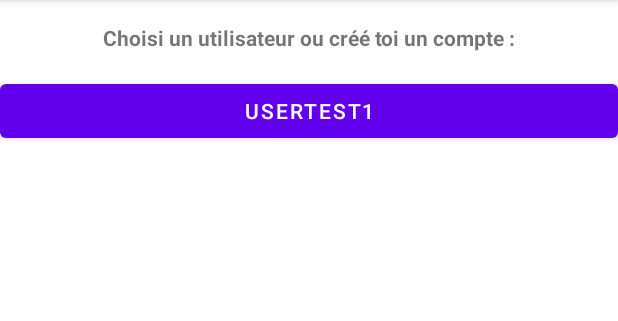
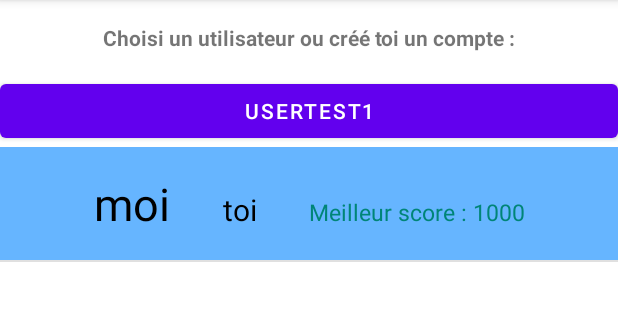
Before and after one commit to Powerock38/SchoolTips, an Android app: the screen it shows after launch (MainActivity), on a phone screen of 412 x 824 dp, the part 84-405 px from its top. Run offline under Robolectric (Android 15) with nearby library versions, the phone set to English and light mode, and no system bars; our stand-ins replace Room's generated code.

Commit message:
La BDD c'est ok : setup

```diff
--- a/app/src/main/java/com/example/schooltips/AppDatabase.java
+++ b/app/src/main/java/com/example/schooltips/AppDatabase.java
@@ -6,6 +6,6 @@ import androidx.room.RoomDatabase;
 @Database(entities = {User.class}, version = 1, exportSchema = false)
 public abstract class AppDatabase extends RoomDatabase {
 
-    public abstract UserDao taskDao();
+    public abstract UserDao userDao();
 
 }
--- a/app/src/main/java/com/example/schooltips/DatabaseUser.java
+++ b/app/src/main/java/com/example/schooltips/DatabaseUser.java
@@ -2,6 +2,7 @@ package com.example.schooltips;
 
 
 import android.content.Context;
+import android.util.Log;
 
 import androidx.annotation.NonNull;
 import androidx.room.Room;
@@ -22,12 +23,12 @@ public class DatabaseUser {
 
         // Créer l'objet représentant la base de données de votre application
         // à l'aide du "Room database builder"
-        // MyToDos est le nom de la base de données
-        appDatabase = Room.databaseBuilder(context, AppDatabase.class, "MyToDos").build();
+        // MyUsers est le nom de la base de données
+        //appDatabase = Room.databaseBuilder(context, AppDatabase.class, "MyUsers").build();
 
         ////////// REMPLIR LA BD à la première création à l'aide de l'objet roomDatabaseCallback
         // Ajout de la méthode addCallback permettant de populate (remplir) la base de données à sa création
-        //appDatabase = Room.databaseBuilder(context, AppDatabase.class, "MyToDos").addCallback(roomDatabaseCallback).build();
+        appDatabase = Room.databaseBuilder(context, AppDatabase.class, "MyUsers").addCallback(roomDatabaseCallback).build();
     }
 
     // Méthode statique
@@ -53,7 +54,7 @@ public class DatabaseUser {
             super.onCreate(db);
 
             //init de la bdd
-            db.execSQL("INSERT INTO user (nom, prenom) VALUES(\"moi\", \"toi\");");
+            db.execSQL("INSERT INTO user (nom, prenom, highscore) VALUES(\"moi\", \"toi\", 1000);");
 
         }
     };
--- a/app/src/main/java/com/example/schooltips/MainActivity.java
+++ b/app/src/main/java/com/example/schooltips/MainActivity.java
@@ -3,16 +3,19 @@ package com.example.schooltips;
 import androidx.appcompat.app.AppCompatActivity;
 
 import android.content.Intent;
+import android.os.AsyncTask;
 import android.os.Bundle;
 import android.view.View;
 import android.widget.Button;
 import android.widget.ListView;
 
+import java.util.ArrayList;
 import java.util.List;
 
 public class MainActivity extends AppCompatActivity {
     // Database
     private DatabaseUser userDataBase;
+    private UsersAdapter adapter;
 
     //Views
     private ListView userView;
@@ -21,17 +24,20 @@ public class MainActivity extends AppCompatActivity {
     protected void onCreate(Bundle savedInstanceState) {
         super.onCreate(savedInstanceState);
         setContentView(R.layout.activity_main);
+
+        userView = findViewById(R.id.list_users);
+
+        // Lier l'adapter au listView
+        adapter = new UsersAdapter(this, new ArrayList<User>());
+        userView.setAdapter(adapter);
+
         /*
-         * appel à la bdd bose problème ..
-         * c'est en cours (23/03/21)
+         * la bdd bose problème ..
+         * c'est en cours (25/03/21)
          */
         userDataBase = DatabaseUser.getInstance(getApplicationContext());
 
-        //List<User> userList = userDataBase.getAppDatabase().taskDao().getAll();
-
-        userView = findViewById(R.id.list_users);
-
-        /* itérer sur les users de la database pour les afficher pour les users ou bien se crer un compte
+        /* ittérer sur les users de la database pour les afficher pour les users ou bien se creer un compte
         * le problème, c'est comment ?
         *//*
         for (User u : userList) {
@@ -48,5 +54,50 @@ public class MainActivity extends AppCompatActivity {
                 startActivity(intent);
             }
         });
+
+        // Mise à jour des users
+        getUsers();
+    }
+
+    private void getUsers() {
+        ///////////////////////
+        // Classe asynchrone permettant de récupérer des taches et de mettre à jour le listView de l'activité
+        class GetUsers extends AsyncTask<Void, Void, List<User>> {
+
+            @Override
+            protected List<User> doInBackground(Void... voids) {
+                List<User> userList = userDataBase.getAppDatabase()
+                        .userDao()
+                        .getAll();
+                return userList;
+            }
+
+            @Override
+            protected void onPostExecute(List<User> users) {
+                super.onPostExecute(users);
+
+                // Mettre à jour l'adapter avec la liste de users
+                adapter.clear();
+                adapter.addAll(users);
+
+                // Now, notify the adapter of the change in source
+                adapter.notifyDataSetChanged();
+            }
+        }
+
+        //////////////////////////
+        // IMPORTANT bien penser à executer la demande asynchrone
+        // Création d'un objet de type GetTasks et execution de la demande asynchrone
+        GetUsers gu = new GetUsers();
+        gu.execute();
+    }
+
+    @Override
+    protected void onStart() {
+        super.onStart();
+
+        // Mise à jour des taches
+        getUsers();
+
     }
 }
--- a/app/src/main/java/com/example/schooltips/User.java
+++ b/app/src/main/java/com/example/schooltips/User.java
@@ -16,6 +16,9 @@ public class User implements Serializable {
 
     @ColumnInfo(name = "prenom")
     private String prenom;
+
+    @ColumnInfo(name = "highScore")
+    private int highScore;
 
     /*A finir !!!*/
     @ColumnInfo(typeAffinity = ColumnInfo.BLOB, name = "avatar")
@@ -48,6 +51,14 @@ public class User implements Serializable {
         this.prenom = prenom;
     }
 
+    public int getHighScore() {
+        return highScore;
+    }
+
+    public void setHighScore(int highScore) {
+        this.highScore = highScore;
+    }
+
     public byte[] getAvatar() {
         return avatar;
     }
--- /dev/null
+++ b/app/src/main/java/com/example/schooltips/UsersAdapter.java
@@ -0,0 +1,52 @@
+package com.example.schooltips;
+
+import java.util.List;
+
+import android.app.Activity;
+import android.content.Context;
+import android.view.LayoutInflater;
+import android.view.View;
+import android.view.ViewGroup;
+import android.widget.ArrayAdapter;
+import android.widget.TextView;
+
+public class UsersAdapter extends ArrayAdapter<User> {
+
+    public UsersAdapter(Context mCtx, List<User> userList) {
+        super(mCtx, R.layout.template_user, userList);
+    }
+
+    /**
+     * Remplit une ligne de la userView avec les informations de les infos associés
+     *
+     * @param position
+     * @param convertView
+     * @param parent
+     * @return
+     */
+    @Override
+    public View getView(int position, View convertView, ViewGroup parent) {
+
+        // Récupération de la multiplication
+        final User user = getItem(position);
+
+        // Charge le template XML
+        LayoutInflater inflater = (LayoutInflater) getContext()
+                .getSystemService(Context.LAYOUT_INFLATER_SERVICE);
+        final View rowView = inflater.inflate(R.layout.template_user, parent, false);
+
+        // Récupération des objets graphiques dans le template
+        TextView textViewName = (TextView) rowView.findViewById(R.id.textViewName);
+        TextView textViewFirstName = (TextView) rowView.findViewById(R.id.textViewFirstName);
+        TextView textViewHighScore = (TextView) rowView.findViewById(R.id.textViewHighScore);
+
+        //
+        textViewName.setText(user.getNom());
+        textViewFirstName.setText(user.getPrenom());
+        textViewHighScore.setText(getContext().getString(R.string.highScore, user.getHighScore()));
+
+        //
+        return rowView;
+    }
+
+}
--- /dev/null
+++ b/app/src/main/res/layout/template_user.xml
@@ -0,0 +1,42 @@
+<?xml version="1.0" encoding="utf-8"?>
+<LinearLayout xmlns:android="http://schemas.android.com/apk/res/android"
+    android:orientation="horizontal"
+    android:layout_width="match_parent"
+    android:gravity="top|center"
+        android:background="@color/colorBleuCiel"
+    android:layout_height="match_parent">
+
+    <TextView
+        android:id="@+id/textViewName"
+        android:layout_width="wrap_content"
+        android:layout_height="wrap_content"
+        android:layout_marginBottom="5dp"
+        android:text="User"
+        android:padding="7dp"
+        android:gravity="center"
+        android:textSize="30sp"
+        android:textColor="@android:color/background_dark"
+        android:layout_margin="10dp"/>
+
+    <TextView
+        android:id="@+id/textViewFirstName"
+        android:gravity="center"
+        android:padding="7dp"
+        android:layout_width="wrap_content"
+        android:layout_height="wrap_content"
+        android:text="Name"
+        android:textSize="20sp"
+        android:layout_margin="10dp"
+        android:textColor="@color/black"/>
+
+    <TextView
+        android:id="@+id/textViewHighScore"
+        android:gravity="center"
+        android:padding="7dp"
+        android:layout_width="wrap_content"
+        android:layout_height="wrap_content"
+        android:text="1000"
+        android:textSize="15sp"
+        android:layout_margin="10dp"
+        android:textColor="@color/colorPrimary"/>
+</LinearLayout>
--- a/app/src/main/res/values/colors.xml
+++ b/app/src/main/res/values/colors.xml
@@ -7,4 +7,8 @@
     <color name="teal_700">#FF018786</color>
     <color name="black">#FF000000</color>
     <color name="white">#FFFFFFFF</color>
+    <color name="colorPrimary">#008577</color>
+    <color name="colorPrimaryDark">#00574B</color>
+    <color name="colorAccent">#D81B60</color>
+    <color name="colorBleuCiel">#66b5ff</color>
 </resources>
--- a/app/src/main/res/values/strings.xml
+++ b/app/src/main/res/values/strings.xml
@@ -15,4 +15,6 @@
         <item>÷</item>
     </string-array>
 
+    <string name="highScore">Meilleur score : %1$d</string>
+
 </resources>
```
